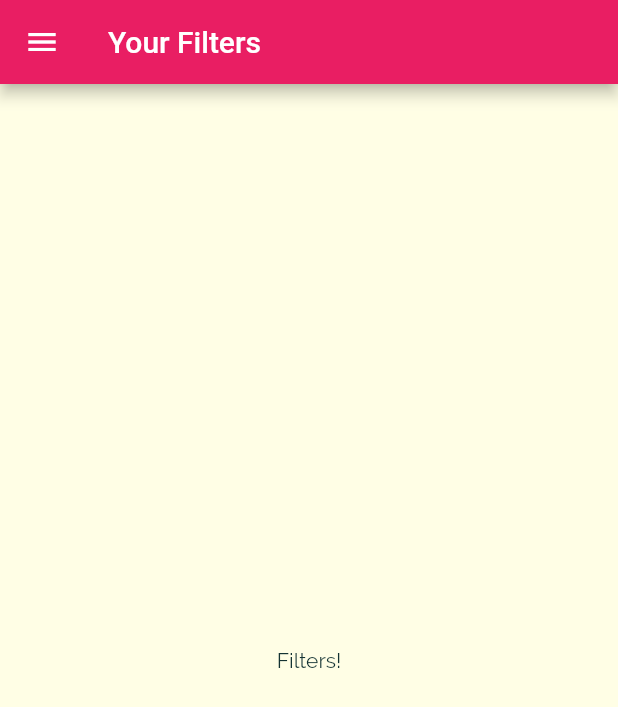
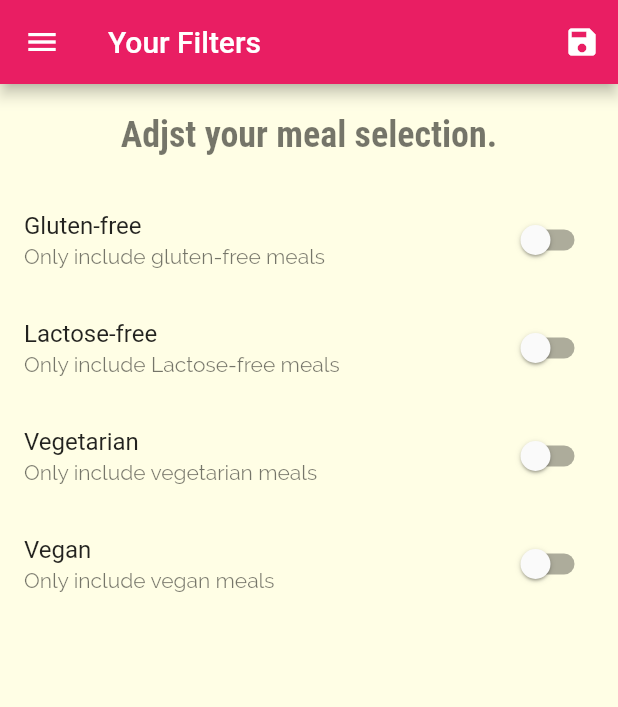
Before and after one commit to pnudpwls1103/flutter_test, a Flutter app: the FilterScreen screen opened by its route, on a phone screen of 412 x 824 dp. Shown: the top 707 px of the screen. Run offline on Flutter 3.47's test engine with Material 2 defaults, Android fonts, the phone set to English and light mode, and no system bars.

Commit message:
udemy ~181강 : filter 기능

```diff
--- a/meal_app/lib/main.dart
+++ b/meal_app/lib/main.dart
@@ -1,14 +1,50 @@
 import 'package:flutter/material.dart';
 
+import './dummy_data.dart';
 import './screens/fillters_screen.dart';
 import './screens/tabs_screen.dart';
-import './screens/categories_screen.dart';
 import './screens/category_meals_screen.dart';
 import './screens/meal_detail_screen.dart';
+import './models/meal.dart';
 
 void main() => runApp(MyApp());
 
-class MyApp extends StatelessWidget {
+class MyApp extends StatefulWidget {
+  @override
+  State<MyApp> createState() => _MyAppState();
+}
+
+class _MyAppState extends State<MyApp> {
+  Map<String, bool> _filters = {
+    'gluten': false,
+    'lactose': false,
+    'vegan': false,
+    'vegetarian': false,
+  };
+  List<Meal> _availableMeals = DUMMY_MEALS;
+
+  void _setFilters(Map<String, bool> filterData) {
+    setState(() {
+      _filters = filterData;
+
+      _availableMeals = DUMMY_MEALS.where((meal) {
+        if (_filters['gluten'] && !meal.isGlutenFree) {
+          return false;
+        }
+        if (_filters['lactose'] && !meal.isLactoseFree) {
+          return false;
+        }
+        if (_filters['vegan'] && !meal.isVegan) {
+          return false;
+        }
+        if (_filters['vegetarian'] && !meal.isVegetarian) {
+          return false;
+        }
+        return true;
+      }).toList();
+    });
+  }
+
   @override
   Widget build(BuildContext context) {
     return MaterialApp(
@@ -34,17 +70,18 @@ class MyApp extends StatelessWidget {
       ),
       routes: {
         '/': (ctx) => TabScreen(),
-        CategoryMealsScreen.routeName: (ctx) => CategoryMealsScreen(),
+        CategoryMealsScreen.routeName: (ctx) =>
+            CategoryMealsScreen(_availableMeals),
         MealDetailScreen.routeName: (ctx) => MealDetailScreen(),
-        FilterScreen.routeName: (ctx) => FilterScreen(),
+        FilterScreen.routeName: (ctx) => FilterScreen(_filters, _setFilters),
       },
       // onGenerateRoute: (settings) {
       //   print(settings.arguments);
       //   return MaterialPageRoute(builder: (ctx) => CategoriesScreen());
       // },
-      onUnknownRoute: (settings) {
-        return MaterialPageRoute(builder: (ctx) => CategoryMealsScreen());
-      },
+      // onUnknownRoute: (settings) {
+      //   return MaterialPageRoute(builder: (ctx) => CategoryMealsScreen());
+      // },
     );
   }
 }
--- a/meal_app/lib/screens/category_meals_screen.dart
+++ b/meal_app/lib/screens/category_meals_screen.dart
@@ -1,10 +1,12 @@
 import 'package:flutter/material.dart';
 import '../widgets/meal_item.dart';
-import '../dummy_data.dart';
 import '../models/meal.dart';
 
 class CategoryMealsScreen extends StatefulWidget {
   static const routeName = '/category-meals';
+  final List<Meal> availableMeals;
+
+  CategoryMealsScreen(this.availableMeals);
 
   @override
   State<CategoryMealsScreen> createState() => _CategoryMealsScreenState();
@@ -27,7 +29,7 @@ class _CategoryMealsScreenState extends State<CategoryMealsScreen> {
           ModalRoute.of(context).settings.arguments as Map<String, String>;
       categoryTitle = routeArgs['title'];
       final categoryId = routeArgs['id'];
-      displayedMeals = DUMMY_MEALS.where((meal) {
+      displayedMeals = widget.availableMeals.where((meal) {
         return meal.categories.contains(categoryId);
       }).toList();
       _loadedInitData = true;
--- a/meal_app/lib/screens/fillters_screen.dart
+++ b/meal_app/lib/screens/fillters_screen.dart
@@ -1,18 +1,128 @@
 import 'package:flutter/material.dart';
 import '../widgets/main_drawer.dart';
 
-class FilterScreen extends StatelessWidget {
+class FilterScreen extends StatefulWidget {
   static const routeName = '/filters';
+  final Function saveFilters;
+  final Map<String, bool> currentFilters;
+
+  FilterScreen(this.currentFilters, this.saveFilters);
+
+  @override
+  State<FilterScreen> createState() => _FilterScreenState();
+}
+
+class _FilterScreenState extends State<FilterScreen> {
+  bool _glutenFree = false;
+  bool _vegetarian = false;
+  bool _vegan = false;
+  bool _lactoseFree = false;
+
+  Widget _buildSwitchListTile(String title, String description,
+      bool currentValue, Function updateValue) {
+    return SwitchListTile(
+      title: Text(title),
+      value: currentValue,
+      subtitle: Text(description),
+      onChanged: updateValue,
+    );
+  }
+
+  @override
+  void initState() {
+    _glutenFree = widget.currentFilters['gluten'];
+    _lactoseFree = widget.currentFilters['lactose'];
+    _vegetarian = widget.currentFilters['vegetarian'];
+    _vegan = widget.currentFilters['vegan'];
+
+    super.initState();
+  }
+
   @override
   Widget build(BuildContext context) {
     return Scaffold(
         appBar: AppBar(
           title: Text('Your Filters'),
+          actions: <Widget>[
+            IconButton(
+              icon: Icon(Icons.save),
+              onPressed: () {
+                final selectedFilters = {
+                  'gluten': _glutenFree,
+                  'lactose': _lactoseFree,
+                  'vegan': _vegan,
+                  'vegetarian': _vegetarian,
+                };
+                widget.saveFilters(selectedFilters);
+              },
+            )
+          ],
         ),
         drawer: MainDrawer(),
-      body: Center(
-        child: Text('Filters!'),
+        body: Column(
+          children: <Widget>[
+            Container(
+              padding: EdgeInsets.all(20),
+              child: Text(
+                'Adjst your meal selection.',
+                style: Theme.of(context).textTheme.headlineLarge,
               ),
+            ),
+            Expanded(
+              child: ListView(
+                children: <Widget>[
+                  _buildSwitchListTile(
+                    'Gluten-free',
+                    'Only include gluten-free meals',
+                    _glutenFree,
+                    (newValue) {
+                      setState(
+                        () {
+                          _glutenFree = newValue;
+                        },
                       );
+                    },
+                  ),
+                  _buildSwitchListTile(
+                    'Lactose-free',
+                    'Only include Lactose-free meals',
+                    _lactoseFree,
+                    (newValue) {
+                      setState(
+                        () {
+                          _lactoseFree = newValue;
+                        },
+                      );
+                    },
+                  ),
+                  _buildSwitchListTile(
+                    'Vegetarian',
+                    'Only include vegetarian meals',
+                    _vegetarian,
+                    (newValue) {
+                      setState(
+                        () {
+                          _vegetarian = newValue;
+                        },
+                      );
+                    },
+                  ),
+                  _buildSwitchListTile(
+                    'Vegan',
+                    'Only include vegan meals',
+                    _vegan,
+                    (newValue) {
+                      setState(
+                        () {
+                          _vegan = newValue;
+                        },
+                      );
+                    },
+                  ),
+                ],
+              ),
+            ),
+          ],
+        ));
   }
 }
```
Lines whose indentation alone changed are shown as unchanged.
